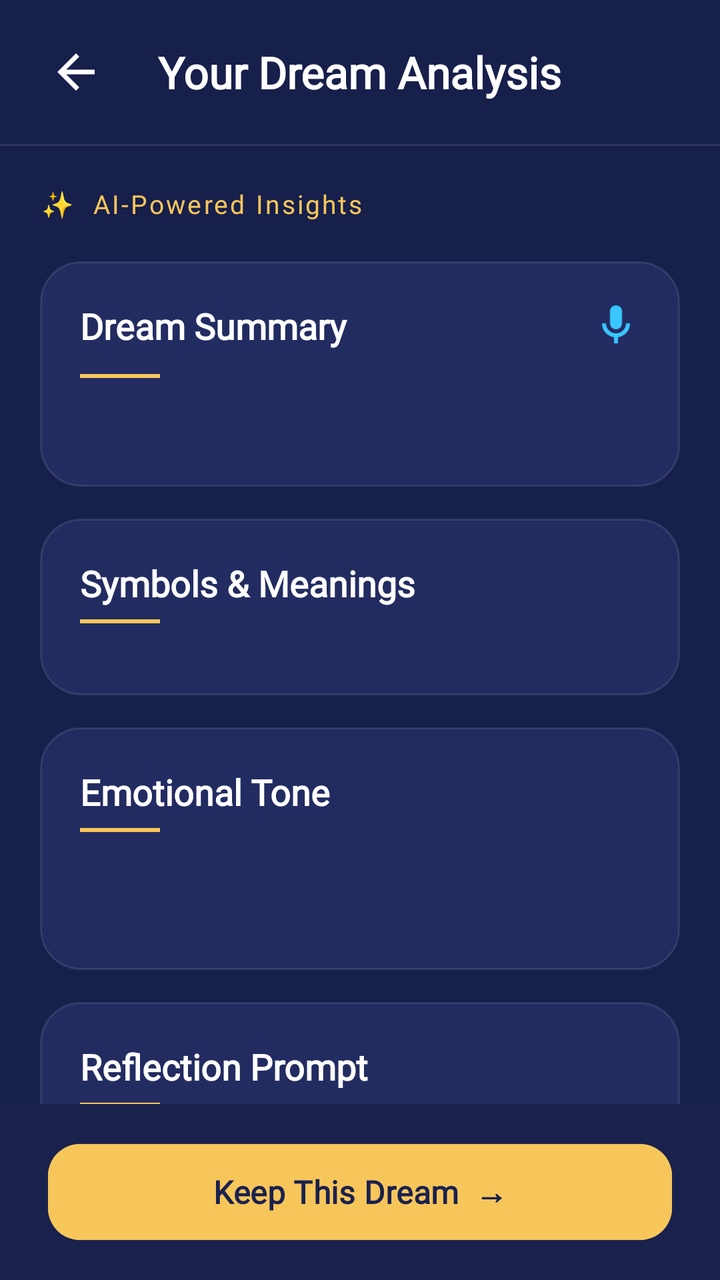
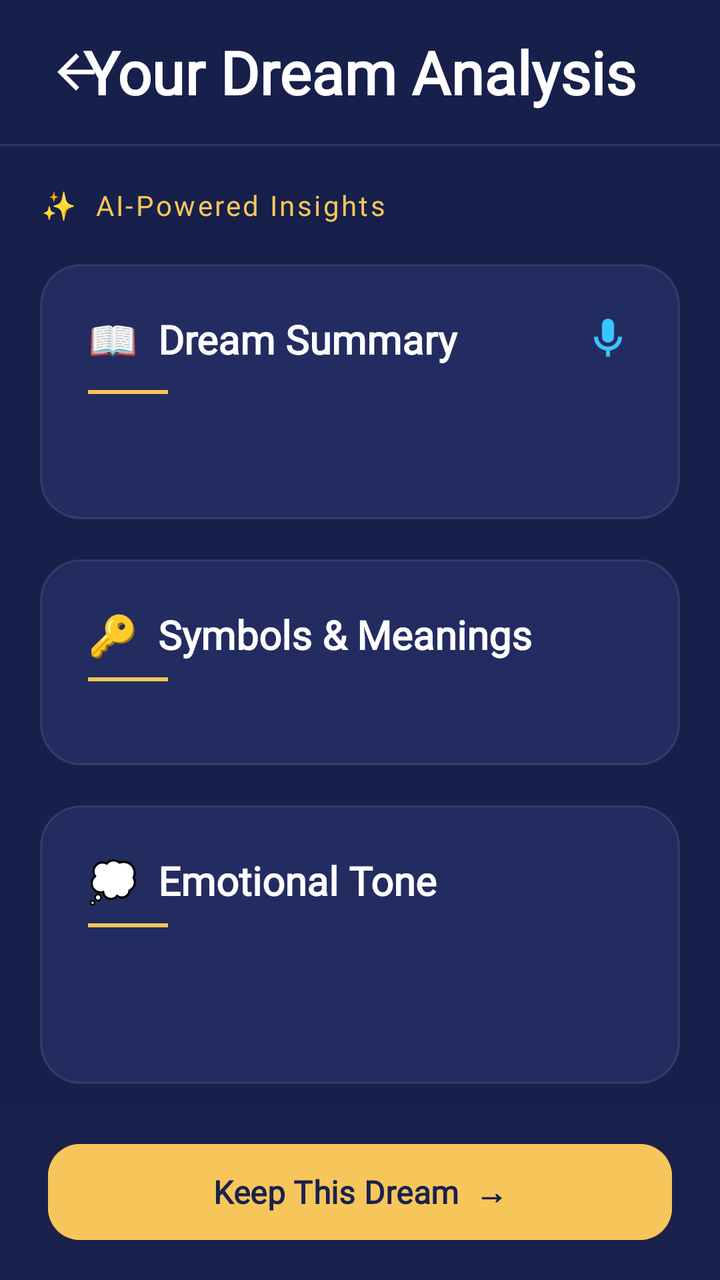

An Android layout rendered at two revisions. The XML below is the earlier revision; the diff shows what the commit changed to produce the second picture.
<!-- AndroidManifest.xml: activity theme Theme.LucidDreams.Patterns -->
<!-- res/layout/activity_dream_analysis.xml -->
<?xml version="1.0" encoding="utf-8"?>
<androidx.constraintlayout.widget.ConstraintLayout
    xmlns:android="http://schemas.android.com/apk/res/android"
    xmlns:app="http://schemas.android.com/apk/res-auto"
    android:layout_width="match_parent"
    android:layout_height="match_parent"
    android:background="#171F4B"
    android:fitsSystemWindows="true">

    
    <FrameLayout
        android:id="@+id/topBar"
        android:layout_width="match_parent"
        android:layout_height="72dp"
        app:layout_constraintTop_toTopOf="parent"
        app:layout_constraintStart_toStartOf="parent"
        app:layout_constraintEnd_toEndOf="parent">

        <ImageView
            android:id="@+id/ivBack"
            android:layout_width="28dp"
            android:layout_height="28dp"
            android:layout_gravity="center_vertical|start"
            android:layout_marginStart="24dp"
            android:src="@drawable/ic_back"
            app:tint="#FFFFFF"
            android:contentDescription="Back" />

        <TextView
            android:layout_width="wrap_content"
            android:layout_height="wrap_content"
            android:layout_gravity="center"
            android:text="Your Dream Analysis"
            android:textColor="#FFFFFF"
            android:textSize="22sp"
            android:fontFamily="@font/poppins"
            android:textStyle="bold" />

    </FrameLayout>

    
    <View
        android:id="@+id/dividerTop"
        android:layout_width="match_parent"
        android:layout_height="1dp"
        android:background="#1AFFFFFF"
        app:layout_constraintTop_toBottomOf="@id/topBar"/>

    
    <ScrollView
        android:id="@+id/scrollContent"
        android:layout_width="match_parent"
        android:layout_height="0dp"
        android:scrollbars="none"
        android:overScrollMode="never"
        app:layout_constraintTop_toBottomOf="@id/dividerTop"
        app:layout_constraintBottom_toTopOf="@id/bottomContainer">

        <LinearLayout
            android:layout_width="match_parent"
            android:layout_height="wrap_content"
            android:orientation="vertical"
            android:paddingHorizontal="20dp"
            android:paddingTop="20dp"
            android:paddingBottom="24dp">

            
            <TextView
                android:layout_width="wrap_content"
                android:layout_height="wrap_content"
                android:text="✨  AI-Powered Insights"
                android:textColor="#F6C65B"
                android:textSize="13sp"
                android:fontFamily="@font/poppins"
                android:letterSpacing="0.08"
                android:layout_marginBottom="20dp" />

            
            <LinearLayout
                android:id="@+id/cardSummary"
                android:layout_width="match_parent"
                android:layout_height="wrap_content"
                android:background="@drawable/bg_analysis_card"
                android:orientation="vertical"
                android:padding="20dp"
                android:layout_marginBottom="16dp">

                <LinearLayout
                    android:layout_width="match_parent"
                    android:layout_height="wrap_content"
                    android:orientation="horizontal"
                    android:gravity="center_vertical"
                    android:layout_marginBottom="12dp">

                    <TextView
                        android:layout_width="0dp"
                        android:layout_height="wrap_content"
                        android:layout_weight="1"
                        android:text="Dream Summary"
                        android:textColor="#FFFFFF"
                        android:textSize="18sp"
                        android:fontFamily="@font/poppins"
                        android:textStyle="bold" />

                    <ImageView
                        android:id="@+id/ivSpeaker"
                        android:layout_width="24dp"
                        android:layout_height="24dp"
                        android:src="@drawable/ic_mic"
                        android:contentDescription="Read aloud"
                        app:tint="#39C6FF"
                        android:clickable="true"
                        android:focusable="true"
                        android:background="?attr/selectableItemBackgroundBorderless" />

                </LinearLayout>

                
                <View
                    android:layout_width="40dp"
                    android:layout_height="2dp"
                    android:background="#F6C65B"
                    android:layout_marginBottom="14dp" />

                <TextView
                    android:id="@+id/tvSummary"
                    android:layout_width="match_parent"
                    android:layout_height="wrap_content"
                    android:text=""
                    android:textColor="#C5CAE9"
                    android:textSize="15sp"
                    android:fontFamily="@font/poppins"
                    android:lineSpacingMultiplier="1.6" />

            </LinearLayout>

            
            <LinearLayout
                android:id="@+id/cardSymbols"
                android:layout_width="match_parent"
                android:layout_height="wrap_content"
                android:background="@drawable/bg_analysis_card"
                android:orientation="vertical"
                android:padding="20dp"
                android:layout_marginBottom="16dp">

                <TextView
                    android:layout_width="match_parent"
                    android:layout_height="wrap_content"
                    android:text="Symbols &amp; Meanings"
                    android:textColor="#FFFFFF"
                    android:textSize="18sp"
                    android:fontFamily="@font/poppins"
                    android:textStyle="bold"
                    android:layout_marginBottom="6dp" />

                
                <View
                    android:layout_width="40dp"
                    android:layout_height="2dp"
                    android:background="#F6C65B"
                    android:layout_marginBottom="16dp" />

                
                <LinearLayout
                    android:id="@+id/llSymbols"
                    android:layout_width="match_parent"
                    android:layout_height="wrap_content"
                    android:orientation="vertical" />

                
                <TextView
                    android:id="@+id/tvNoSymbols"
                    android:layout_width="match_parent"
                    android:layout_height="wrap_content"
                    android:text="No specific symbols detected in this dream."
                    android:textColor="#7B88C5"
                    android:textSize="14sp"
                    android:fontFamily="@font/poppins"
                    android:visibility="gone" />

            </LinearLayout>

            
            <LinearLayout
                android:id="@+id/cardEmotion"
                android:layout_width="match_parent"
                android:layout_height="wrap_content"
                android:background="@drawable/bg_analysis_card"
                android:orientation="vertical"
                android:padding="20dp"
                android:layout_marginBottom="16dp">

                <TextView
                    android:layout_width="match_parent"
                    android:layout_height="wrap_content"
                    android:text="Emotional Tone"
                    android:textColor="#FFFFFF"
                    android:textSize="18sp"
                    android:fontFamily="@font/poppins"
                    android:textStyle="bold"
                    android:layout_marginBottom="6dp" />

                
                <View
                    android:layout_width="40dp"
                    android:layout_height="2dp"
                    android:background="#F6C65B"
                    android:layout_marginBottom="16dp" />

                
                <com.google.android.material.chip.ChipGroup
                    android:id="@+id/chipGroupEmotions"
                    android:layout_width="match_parent"
                    android:layout_height="wrap_content"
                    app:chipSpacingHorizontal="8dp"
                    app:chipSpacingVertical="4dp" />

                <TextView
                    android:id="@+id/tvEmotionDesc"
                    android:layout_width="match_parent"
                    android:layout_height="wrap_content"
                    android:text=""
                    android:textColor="#C5CAE9"
                    android:textSize="14sp"
                    android:fontFamily="@font/poppins"
                    android:lineSpacingMultiplier="1.5"
                    android:layout_marginTop="14dp" />

            </LinearLayout>

            
            <LinearLayout
                android:id="@+id/cardReflection"
                android:layout_width="match_parent"
                android:layout_height="wrap_content"
                android:background="@drawable/bg_analysis_card"
                android:orientation="vertical"
                android:padding="20dp"
                android:layout_marginBottom="16dp">

                <TextView
                    android:layout_width="match_parent"
                    android:layout_height="wrap_content"
                    android:text="Reflection Prompt"
                    android:textColor="#FFFFFF"
                    android:textSize="18sp"
                    android:fontFamily="@font/poppins"
                    android:textStyle="bold"
                    android:layout_marginBottom="6dp" />

                
                <View
                    android:layout_width="40dp"
                    android:layout_height="2dp"
                    android:background="#F6C65B"
                    android:layout_marginBottom="14dp" />

                
                <TextView
                    android:layout_width="wrap_content"
                    android:layout_height="wrap_content"
                    android:text="❝"
                    android:textColor="#F6C65B"
                    android:textSize="28sp"
                    android:layout_marginBottom="4dp" />

                <TextView
                    android:id="@+id/tvReflection"
                    android:layout_width="match_parent"
                    android:layout_height="wrap_content"
                    android:text=""
                    android:textColor="#E8EDFF"
                    android:textSize="16sp"
                    android:fontFamily="@font/poppins"
                    android:textStyle="italic"
                    android:lineSpacingMultiplier="1.6" />

            </LinearLayout>

            
            <LinearLayout
                android:id="@+id/cardInsight"
                android:layout_width="match_parent"
                android:layout_height="wrap_content"
                android:background="@drawable/bg_analysis_card"
                android:orientation="vertical"
                android:padding="20dp"
                android:layout_marginBottom="8dp">

                <TextView
                    android:layout_width="match_parent"
                    android:layout_height="wrap_content"
                    android:text="Insight Score"
                    android:textColor="#FFFFFF"
                    android:textSize="18sp"
                    android:fontFamily="@font/poppins"
                    android:textStyle="bold"
                    android:layout_marginBottom="6dp" />

                
                <View
                    android:layout_width="40dp"
                    android:layout_height="2dp"
                    android:background="#F6C65B"
                    android:layout_marginBottom="16dp" />

                
                <LinearLayout
                    android:id="@+id/llInsightScores"
                    android:layout_width="match_parent"
                    android:layout_height="wrap_content"
                    android:orientation="vertical" />

            </LinearLayout>

        </LinearLayout>
    </ScrollView>

    
    <LinearLayout
        android:id="@+id/bottomContainer"
        android:layout_width="match_parent"
        android:layout_height="wrap_content"
        android:background="#1A214D"
        android:paddingHorizontal="24dp"
        android:paddingVertical="16dp"
        android:orientation="vertical"
        app:layout_constraintBottom_toBottomOf="parent">

        <Button
            android:id="@+id/btnKeepDream"
            android:layout_width="match_parent"
            android:layout_height="56dp"
            android:text="Keep This Dream  →"
            android:textColor="#1A214D"
            android:textSize="16sp"
            android:textStyle="bold"
            android:fontFamily="@font/poppins"
            android:backgroundTint="#F6C65B"
            app:cornerRadius="16dp" />

    </LinearLayout>

</androidx.constraintlayout.widget.ConstraintLayout>
<!-- resources referenced by this layout -->
<resources>
  <!-- drawable bg_analysis_card (drawable) -->
  <?xml version="1.0" encoding="utf-8"?>
  <shape xmlns:android="http://schemas.android.com/apk/res/android"
      android:shape="rectangle">
      <solid android:color="#232C61" />
      <corners android:radius="20dp" />
      <stroke
          android:width="1dp"
          android:color="#1AFFFFFF"/>
  </shape>
  <!-- drawable ic_back (drawable) -->
  <vector xmlns:android="http://schemas.android.com/apk/res/android"
      android:width="24dp"
      android:height="24dp"
      android:viewportWidth="24"
      android:viewportHeight="24"
      android:tint="?attr/colorControlNormal">
    <path
        android:fillColor="@android:color/white"
        android:pathData="M20,11H7.83l5.59,-5.59L12,4l-8,8 8,8 1.41,-1.41L7.83,13H20V11Z"/>
  </vector>
  <!-- drawable ic_mic (drawable) -->
  <vector xmlns:android="http://schemas.android.com/apk/res/android"
      android:width="24dp"
      android:height="24dp"
      android:viewportWidth="24"
      android:viewportHeight="24"
      android:tint="?attr/colorControlNormal">
    <path
        android:fillColor="@android:color/white"
        android:pathData="M12,14c1.66,0 3,-1.34 3,-3V5c0,-1.66 -1.34,-3 -3,-3S9,3.34 9,5v6c0,1.66 1.34,3 3,3z"/>
    <path
        android:fillColor="@android:color/white"
        android:pathData="M17,11c0,2.76 -2.24,5 -5,5s-5,-2.24 -5,-5H5c0,3.53 2.61,6.43 6,6.92V21h2v-3.08c3.39,-0.49 6,-3.39 6,-6.92h-2z"/>
  </vector>
  <style name="Theme.LucidDreams.Patterns" parent="Theme.LucidDreams">
          <item name="android:windowBackground">#171F4B</item>
          <item name="android:colorBackground">#171F4B</item>
          <item name="android:statusBarColor">#171F4B</item>
          <item name="android:navigationBarColor">#222B52</item>
      </style>
  <style name="Theme.LucidDreams" parent="Base.Theme.LucidDreams">
          <item name="materialCalendarTheme">@style/CustomDatePickerTheme</item>
      </style>
  <style name="Base.Theme.LucidDreams" parent="Theme.Material3.DayNight.NoActionBar">
          
          
      </style>
  <style name="CustomCalendarStyle" parent="Widget.Material3.MaterialCalendar">
          <item name="dayStyle">@style/CustomCalendarDay</item>
          <item name="daySelectedStyle">@style/CustomCalendarDaySelected</item>
          <item name="dayTodayStyle">@style/CustomCalendarDayToday</item>
          <item name="yearStyle">@style/CustomCalendarDay</item>
          <item name="yearSelectedStyle">@style/CustomCalendarDaySelected</item>
          <item name="yearTodayStyle">@style/CustomCalendarDayToday</item>
      </style>
  <style name="CustomDatePickerConfirmButton" parent="Widget.Material3.Button">
          <item name="backgroundTint">#39C6FF</item>
          <item name="android:textColor">#171F4B</item>
      </style>
  <style name="CustomDatePickerCancelButton" parent="Widget.Material3.Button.TextButton">
          <item name="android:textColor">#C5CAE9</item>
      </style>
  <style name="CustomCalendarDay" parent="Widget.Material3.MaterialCalendar.Day">
          <item name="itemTextColor">#C5CAE9</item>
      </style>
  <style name="CustomCalendarDaySelected" parent="Widget.Material3.MaterialCalendar.Day.Selected">
          <item name="itemTextColor">#171F4B</item>
          <item name="itemFillColor">#39C6FF</item>
      </style>
  <style name="CustomCalendarDayToday" parent="Widget.Material3.MaterialCalendar.Day.Today">
          <item name="itemTextColor">#FFFFFF</item>
          <item name="itemStrokeColor">#39C6FF</item>
          <item name="itemStrokeWidth">1dp</item>
      </style>
  <!-- unchanged entries left out for length: 1 -->
</resources>

<!-- the commit's change to res/layout/activity_dream_analysis.xml (unified diff, before → after) -->
@@ -32,7 +32,7 @@
             android:layout_gravity="center"
             android:text="Your Dream Analysis"
             android:textColor="#FFFFFF"
-            android:textSize="22sp"
+            android:textSize="30sp"
             android:fontFamily="@font/poppins"
             android:textStyle="bold" />
 
@@ -70,7 +70,7 @@
                 android:layout_height="wrap_content"
                 android:text="✨  AI-Powered Insights"
                 android:textColor="#F6C65B"
-                android:textSize="13sp"
+                android:textSize="14sp"
                 android:fontFamily="@font/poppins"
                 android:letterSpacing="0.08"
                 android:layout_marginBottom="20dp" />
@@ -82,8 +82,8 @@
                 android:layout_height="wrap_content"
                 android:background="@drawable/bg_analysis_card"
                 android:orientation="vertical"
-                android:padding="20dp"
-                android:layout_marginBottom="16dp">
+                android:padding="24dp"
+                android:layout_marginBottom="20dp">
 
                 <LinearLayout
                     android:layout_width="match_parent"
@@ -96,9 +96,9 @@
                         android:layout_width="0dp"
                         android:layout_height="wrap_content"
                         android:layout_weight="1"
-                        android:text="Dream Summary"
+                        android:text="📖  Dream Summary"
                         android:textColor="#FFFFFF"
-                        android:textSize="18sp"
+                        android:textSize="20sp"
                         android:fontFamily="@font/poppins"
                         android:textStyle="bold" />
 
@@ -120,39 +120,134 @@
                     android:layout_width="40dp"
                     android:layout_height="2dp"
                     android:background="#F6C65B"
-                    android:layout_marginBottom="14dp" />
+                    android:layout_marginBottom="16dp" />
 
                 <TextView
                     android:id="@+id/tvSummary"
+                    android:layout_width="match_parent"
+                    android:layout_height="wrap_content"
+                    android:text=""
+                    android:textColor="#FFFFFF"
+                    android:textSize="17sp"
+                    android:fontFamily="@font/poppins"
+                    android:lineSpacingMultiplier="1.7" />
+
+            </LinearLayout>
+
+            
+            <LinearLayout
+                android:id="@+id/cardSymbols"
+                android:layout_width="match_parent"
+                android:layout_height="wrap_content"
+                android:background="@drawable/bg_analysis_card"
+                android:orientation="vertical"
+                android:padding="24dp"
+                android:layout_marginBottom="20dp">
+
+                <TextView
+                    android:layout_width="match_parent"
+                    android:layout_height="wrap_content"
+                    android:text="🔑  Symbols &amp; Meanings"
+                    android:textColor="#FFFFFF"
+                    android:textSize="20sp"
+                    android:fontFamily="@font/poppins"
+                    android:textStyle="bold"
+                    android:layout_marginBottom="8dp" />
+
+                
+                <View
+                    android:layout_width="40dp"
+                    android:layout_height="2dp"
+                    android:background="#F6C65B"
+                    android:layout_marginBottom="18dp" />
+
+                
+                <LinearLayout
+                    android:id="@+id/llSymbols"
+                    android:layout_width="match_parent"
+                    android:layout_height="wrap_content"
+                    android:orientation="vertical" />
+
+                
+                <TextView
+                    android:id="@+id/tvNoSymbols"
+                    android:layout_width="match_parent"
+                    android:layout_height="wrap_content"
+                    android:text="No specific symbols detected in this dream."
+                    android:textColor="#7B88C5"
+                    android:textSize="15sp"
+                    android:fontFamily="@font/poppins"
+                    android:visibility="gone" />
+
+            </LinearLayout>
+
+            
+            <LinearLayout
+                android:id="@+id/cardEmotion"
+                android:layout_width="match_parent"
+                android:layout_height="wrap_content"
+                android:background="@drawable/bg_analysis_card"
+                android:orientation="vertical"
+                android:padding="24dp"
+                android:layout_marginBottom="20dp">
+
+                <TextView
+                    android:layout_width="match_parent"
+                    android:layout_height="wrap_content"
+                    android:text="💭  Emotional Tone"
+                    android:textColor="#FFFFFF"
+                    android:textSize="20sp"
+                    android:fontFamily="@font/poppins"
+                    android:textStyle="bold"
+                    android:layout_marginBottom="8dp" />
+
+                
+                <View
+                    android:layout_width="40dp"
+                    android:layout_height="2dp"
+                    android:background="#F6C65B"
+                    android:layout_marginBottom="18dp" />
+
+                
+                <com.google.android.material.chip.ChipGroup
+                    android:id="@+id/chipGroupEmotions"
+                    android:layout_width="match_parent"
+                    android:layout_height="wrap_content"
+                    app:chipSpacingHorizontal="8dp"
+                    app:chipSpacingVertical="4dp" />
+
+                <TextView
+                    android:id="@+id/tvEmotionDesc"
                     android:layout_width="match_parent"
                     android:layout_height="wrap_content"
                     android:text=""
                     android:textColor="#C5CAE9"
                     android:textSize="15sp"
                     android:fontFamily="@font/poppins"
-                    android:lineSpacingMultiplier="1.6" />
-
-            </LinearLayout>
-
-            
-            <LinearLayout
-                android:id="@+id/cardSymbols"
-                android:layout_width="match_parent"
-                android:layout_height="wrap_content"
-                android:background="@drawable/bg_analysis_card"
-                android:orientation="vertical"
-                android:padding="20dp"
-                android:layout_marginBottom="16dp">
-
-                <TextView
-                    android:layout_width="match_parent"
-                    android:layout_height="wrap_content"
-                    android:text="Symbols &amp; Meanings"
-                    android:textColor="#FFFFFF"
-                    android:textSize="18sp"
+                    android:lineSpacingMultiplier="1.6"
+                    android:layout_marginTop="16dp" />
+
+            </LinearLayout>
+
+            
+            <LinearLayout
+                android:id="@+id/cardReflection"
+                android:layout_width="match_parent"
+                android:layout_height="wrap_content"
+                android:background="@drawable/bg_analysis_card"
+                android:orientation="vertical"
+                android:padding="24dp"
+                android:layout_marginBottom="20dp">
+
+                <TextView
+                    android:layout_width="match_parent"
+                    android:layout_height="wrap_content"
+                    android:text="🌙  Reflection Prompt"
+                    android:textColor="#FFFFFF"
+                    android:textSize="20sp"
                     android:fontFamily="@font/poppins"
                     android:textStyle="bold"
-                    android:layout_marginBottom="6dp" />
+                    android:layout_marginBottom="8dp" />
 
                 
                 <View
@@ -160,101 +255,6 @@
                     android:layout_height="2dp"
                     android:background="#F6C65B"
                     android:layout_marginBottom="16dp" />
-
-                
-                <LinearLayout
-                    android:id="@+id/llSymbols"
-                    android:layout_width="match_parent"
-                    android:layout_height="wrap_content"
-                    android:orientation="vertical" />
-
-                
-                <TextView
-                    android:id="@+id/tvNoSymbols"
-                    android:layout_width="match_parent"
-                    android:layout_height="wrap_content"
-                    android:text="No specific symbols detected in this dream."
-                    android:textColor="#7B88C5"
-                    android:textSize="14sp"
-                    android:fontFamily="@font/poppins"
-                    android:visibility="gone" />
-
-            </LinearLayout>
-
-            
-            <LinearLayout
-                android:id="@+id/cardEmotion"
-                android:layout_width="match_parent"
-                android:layout_height="wrap_content"
-                android:background="@drawable/bg_analysis_card"
-                android:orientation="vertical"
-                android:padding="20dp"
-                android:layout_marginBottom="16dp">
-
-                <TextView
-                    android:layout_width="match_parent"
-                    android:layout_height="wrap_content"
-                    android:text="Emotional Tone"
-                    android:textColor="#FFFFFF"
-                    android:textSize="18sp"
-                    android:fontFamily="@font/poppins"
-                    android:textStyle="bold"
-                    android:layout_marginBottom="6dp" />
-
-                
-                <View
-                    android:layout_width="40dp"
-                    android:layout_height="2dp"
-                    android:background="#F6C65B"
-                    android:layout_marginBottom="16dp" />
-
-                
-                <com.google.android.material.chip.ChipGroup
-                    android:id="@+id/chipGroupEmotions"
-                    android:layout_width="match_parent"
-                    android:layout_height="wrap_content"
-                    app:chipSpacingHorizontal="8dp"
-                    app:chipSpacingVertical="4dp" />
-
-                <TextView
-                    android:id="@+id/tvEmotionDesc"
-                    android:layout_width="match_parent"
-                    android:layout_height="wrap_content"
-                    android:text=""
-                    android:textColor="#C5CAE9"
-                    android:textSize="14sp"
-                    android:fontFamily="@font/poppins"
-                    android:lineSpacingMultiplier="1.5"
-                    android:layout_marginTop="14dp" />
-
-            </LinearLayout>
-
-            
-            <LinearLayout
-                android:id="@+id/cardReflection"
-                android:layout_width="match_parent"
-                android:layout_height="wrap_content"
-                android:background="@drawable/bg_analysis_card"
-                android:orientation="vertical"
-                android:padding="20dp"
-                android:layout_marginBottom="16dp">
-
-                <TextView
-                    android:layout_width="match_parent"
-                    android:layout_height="wrap_content"
-                    android:text="Reflection Prompt"
-                    android:textColor="#FFFFFF"
-                    android:textSize="18sp"
-                    android:fontFamily="@font/poppins"
-                    android:textStyle="bold"
-                    android:layout_marginBottom="6dp" />
-
-                
-                <View
-                    android:layout_width="40dp"
-                    android:layout_height="2dp"
-                    android:background="#F6C65B"
-                    android:layout_marginBottom="14dp" />
 
                 
                 <TextView
@@ -270,11 +270,11 @@
                     android:layout_width="match_parent"
                     android:layout_height="wrap_content"
                     android:text=""
-                    android:textColor="#E8EDFF"
-                    android:textSize="16sp"
+                    android:textColor="#FFFFFF"
+                    android:textSize="17sp"
                     android:fontFamily="@font/poppins"
                     android:textStyle="italic"
-                    android:lineSpacingMultiplier="1.6" />
+                    android:lineSpacingMultiplier="1.7" />
 
             </LinearLayout>
 
@@ -285,18 +285,18 @@
                 android:layout_height="wrap_content"
                 android:background="@drawable/bg_analysis_card"
                 android:orientation="vertical"
-                android:padding="20dp"
+                android:padding="24dp"
                 android:layout_marginBottom="8dp">
 
                 <TextView
                     android:layout_width="match_parent"
                     android:layout_height="wrap_content"
-                    android:text="Insight Score"
-                    android:textColor="#FFFFFF"
-                    android:textSize="18sp"
+                    android:text="💡  Insight Score"
+                    android:textColor="#FFFFFF"
+                    android:textSize="20sp"
                     android:fontFamily="@font/poppins"
                     android:textStyle="bold"
-                    android:layout_marginBottom="6dp" />
+                    android:layout_marginBottom="8dp" />
 
                 
                 <View
